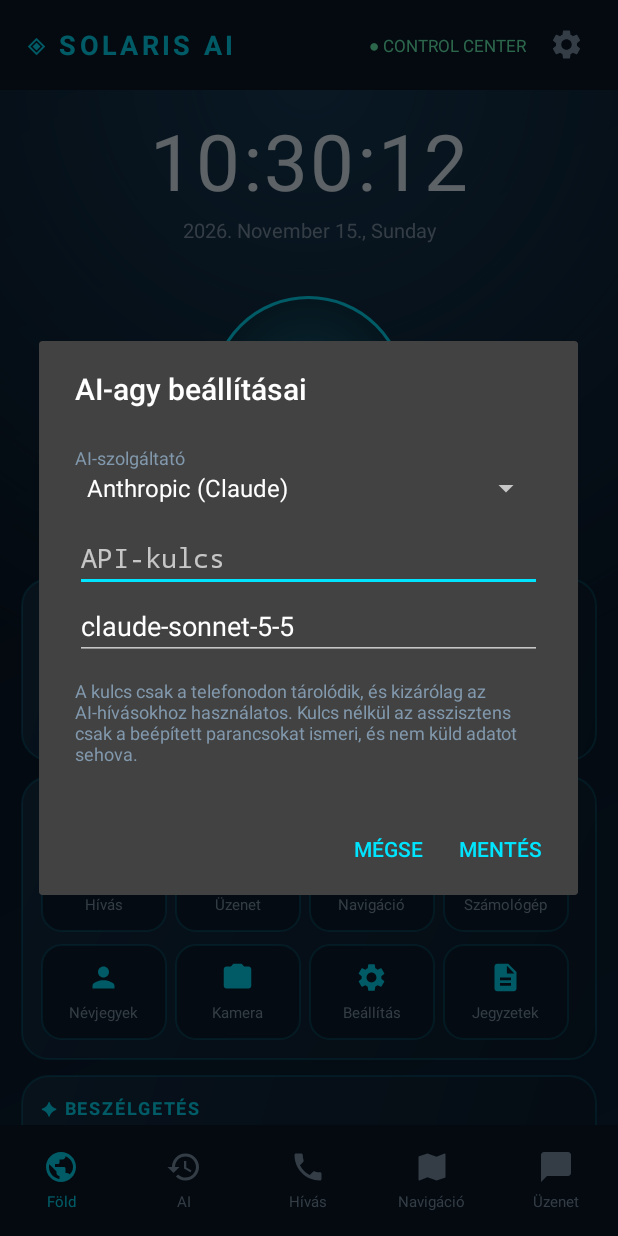
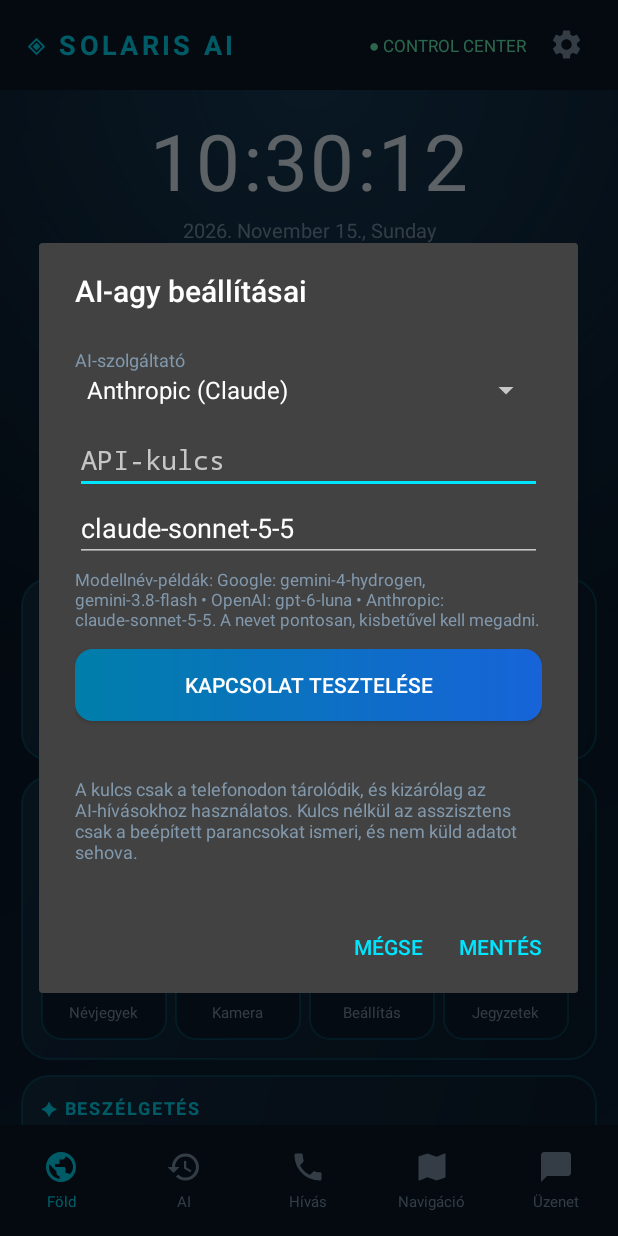
Before and after one commit to zsolem740-cell/personal-phone-agent, an Android app: the screen it shows after launch (MainActivity), after a tap on "AI-agy beállításai", on a phone screen of 412 x 824 dp. Run offline under Robolectric (Android 15) with nearby library versions, the phone set to English and light mode, and no system bars.

Commit message:
AI-hibák részletes jelentése, kapcsolat teszt gomb és modellnév-súgó a beállításokban
Co-authored-by: Perplexity <noreply@perplexity.ai>

```diff
--- a/app/build.gradle.kts
+++ b/app/build.gradle.kts
@@ -13,8 +13,8 @@ android {
         applicationId = "hu.personal.phoneagent"
         minSdk = 26
         targetSdk = 35
-        versionCode = 11
-        versionName = "0.9.0"
+        versionCode = 12
+        versionName = "0.9.1"
     }
 
     if (keystorePath != null) {
--- a/app/src/main/res/layout/dialog_ai_settings.xml
+++ b/app/src/main/res/layout/dialog_ai_settings.xml
@@ -37,6 +37,31 @@
     <TextView
         android:layout_width="match_parent"
         android:layout_height="wrap_content"
+        android:layout_marginTop="4dp"
+        android:text="@string/ai_model_help"
+        android:textColor="@color/text_muted"
+        android:textSize="11sp" />
+
+    <Button
+        android:id="@+id/ai_test_button"
+        android:layout_width="match_parent"
+        android:layout_height="wrap_content"
+        android:layout_marginTop="12dp"
+        android:background="@drawable/btn_send"
+        android:text="@string/ai_test_button"
+        android:textColor="@android:color/white" />
+
+    <TextView
+        android:id="@+id/ai_test_status"
+        android:layout_width="match_parent"
+        android:layout_height="wrap_content"
+        android:layout_marginTop="8dp"
+        android:textColor="@color/cyan"
+        android:textSize="12sp" />
+
+    <TextView
+        android:layout_width="match_parent"
+        android:layout_height="wrap_content"
         android:layout_marginTop="12dp"
         android:text="@string/ai_key_note"
         android:textColor="@color/text_muted"
--- a/app/src/main/res/values/strings.xml
+++ b/app/src/main/res/values/strings.xml
@@ -171,4 +171,11 @@
     <string name="drawer_ai_settings">✦ AI-agy beállításai</string>
     <string name="drawer_footnote">Az AI-motor beépítve: beszélgess, kérdezz, vagy vezesd vele a telefont.</string>
     <string name="chat_open">Megnyitás ▸</string>
+
+    <string name="ai_model_help">Modellnév-példák: Google: gemini-4-hydrogen, gemini-3.8-flash • OpenAI: gpt-6-luna • Anthropic: claude-sonnet-5-5. A nevet pontosan, kisbetűvel kell megadni.</string>
+    <string name="ai_test_button">Kapcsolat tesztelése</string>
+    <string name="ai_test_running">Tesztelés folyamatban…</string>
+    <string name="ai_test_no_key">Előbb add meg az API-kulcsot a teszteléshez.</string>
+    <string name="ai_test_ok">Siker! A szerver válasza: %1$s</string>
+    <string name="ai_test_fail">Sikertelen: %1$s</string>
 </resources>
```
Also changed, not shown: app/src/main/java/hu/personal/phoneagent/AIClient.kt (+102 -19 lines), app/src/main/java/hu/personal/phoneagent/MainActivity.kt (+29 -5 lines), 1 other file.
